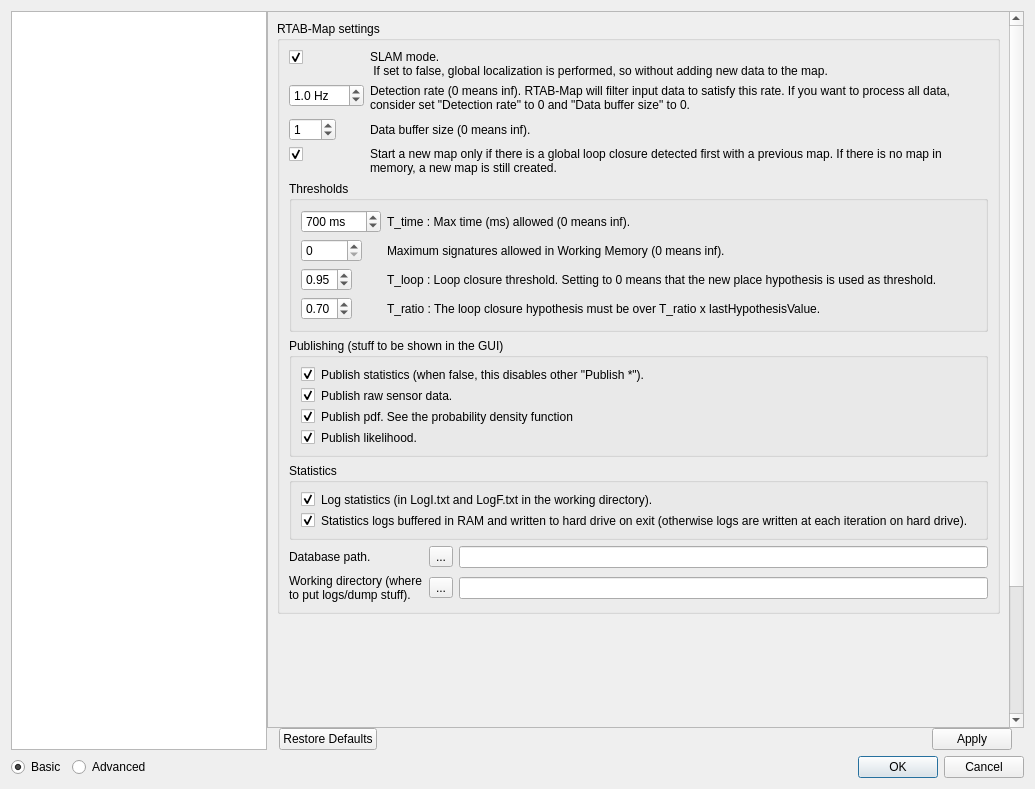
Old version of the form guilib/src/ui/preferencesDialog.ui in the repository introlab/rtabmap.
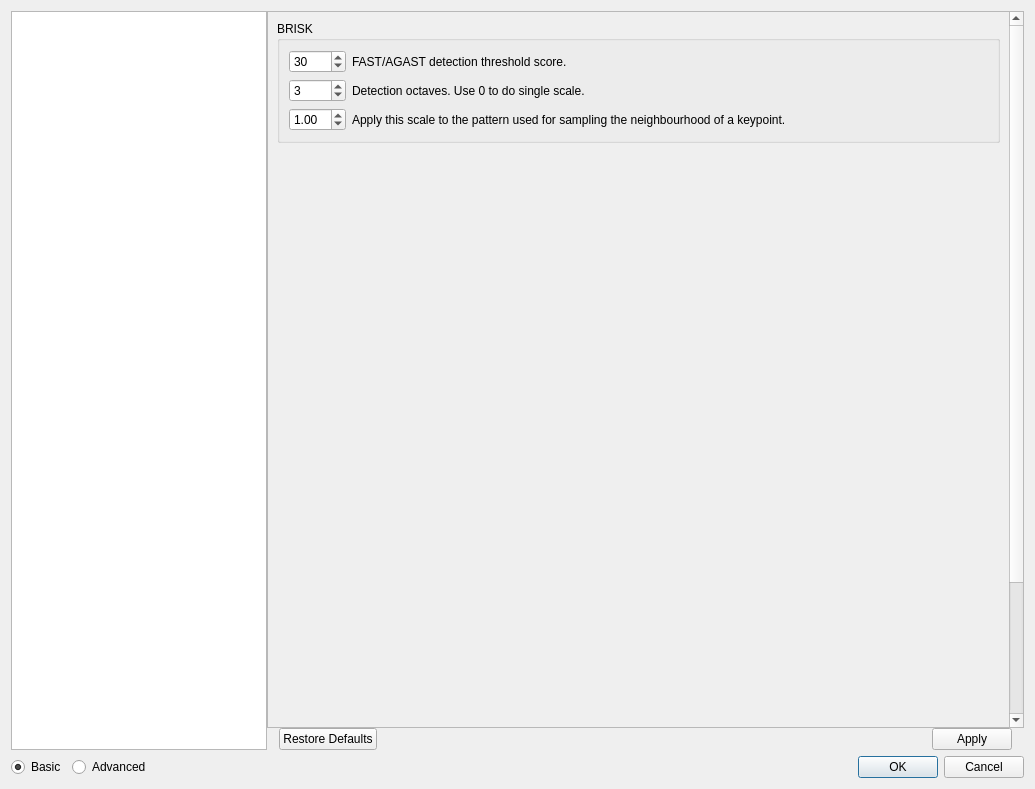
New version of the form. Icons and pictures are not drawn. Custom widgets are drawn as their Qt base class.

Commit message: Fixed crash when using binary descriptors and maxWords/maxDepth are set Added BRISK detector

```diff
--- a/guilib/src/ui/preferencesDialog.ui
+++ b/guilib/src/ui/preferencesDialog.ui
@@ -86,7 +86,7 @@
                 <enum>QFrame::Raised</enum>
                </property>
                <property name="currentIndex">
-                <number>5</number>
+                <number>17</number>
                </property>
                <widget class="QWidget" name="page_22">
                 <layout class="QVBoxLayout" name="verticalLayout_29">
@@ -4447,6 +4447,95 @@
                  </item>
                 </layout>
                </widget>
+               <widget class="QWidget" name="page_25">
+                <layout class="QVBoxLayout" name="verticalLayout_47">
+                 <item>
+                  <widget class="QGroupBox" name="groupBox_detector_brisk2">
+                   <property name="title">
+                    <string>BRISK</string>
+                   </property>
+                   <layout class="QGridLayout" name="gridLayout_26" columnstretch="0,1">
+                    <item row="0" column="1">
+                     <widget class="QLabel" name="label_191">
+                      <property name="text">
+                       <string>FAST/AGAST detection threshold score.</string>
+                      </property>
+                      <property name="wordWrap">
+                       <bool>true</bool>
+                      </property>
+                     </widget>
+                    </item>
+                    <item row="2" column="0">
+                     <widget class="QDoubleSpinBox" name="doubleSpinBox_BRISK_patterScale">
+                      <property name="maximum">
+                       <double>10.000000000000000</double>
+                      </property>
+                      <property name="singleStep">
+                       <double>0.100000000000000</double>
+                      </property>
+                      <property name="value">
+                       <double>1.000000000000000</double>
+                      </property>
+                     </widget>
+                    </item>
+                    <item row="1" column="1">
+                     <widget class="QLabel" name="label_188">
+                      <property name="text">
+                       <string>Detection octaves. Use 0 to do single scale.</string>
+                      </property>
+                      <property name="wordWrap">
+                       <bool>true</bool>
+                      </property>
+                     </widget>
+                    </item>
+                    <item row="1" column="0">
+                     <widget class="QSpinBox" name="spinBox_BRISK_octaves">
+                      <property name="maximum">
+                       <number>10</number>
+                      </property>
+                      <property name="value">
+                       <number>3</number>
+                      </property>
+                     </widget>
+                    </item>
+                    <item row="2" column="1">
+                     <widget class="QLabel" name="label_189">
+                      <property name="text">
+                       <string>Apply this scale to the pattern used for sampling the neighbourhood of a keypoint.</string>
+                      </property>
+                      <property name="wordWrap">
+                       <bool>true</bool>
+                      </property>
+                     </widget>
+                    </item>
+                    <item row="0" column="0">
+                     <widget class="QSpinBox" name="spinBox_BRISK_thresh">
+                      <property name="maximum">
+                       <number>9999</number>
+                      </property>
+                      <property name="value">
+                       <number>30</number>
+                      </property>
+                     </widget>
+                    </item>
+                   </layout>
+                  </widget>
+                 </item>
+                 <item>
+                  <spacer name="verticalSpacer_26">
+                   <property name="orientation">
+                    <enum>Qt::Vertical</enum>
+                   </property>
+                   <property name="sizeHint" stdset="0">
+                    <size>
+                     <width>20</width>
+                     <height>742</height>
+                    </size>
+                   </property>
+                  </spacer>
+                 </item>
+                </layout>
+               </widget>
                <widget class="QWidget" name="page_19">
                 <layout class="QVBoxLayout" name="verticalLayout_13">
                  <item>
```
Left out of the diff: 17 changed lines with no effect on the pictures. The commit also changes 9 other files.
